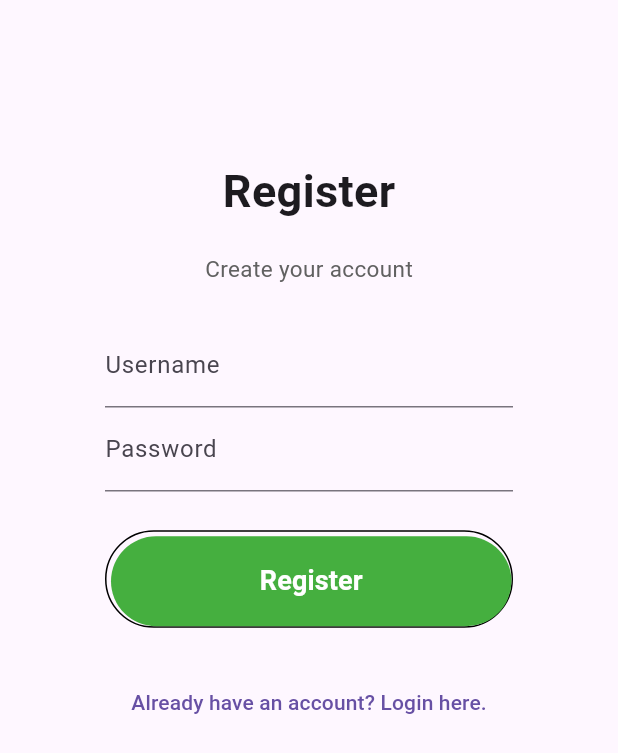
After one commit to spicynoon/caku, a Flutter app: the screen it shows after launch, after a tap on an icon or button, on a phone screen of 412 x 824 dp. The commit adds this screen. Shown: the top 753 px of the screen. Run offline on Flutter 3.47's test engine with Material 3 defaults, Android fonts, the phone set to English and light mode, and no system bars; our stand-ins replace flutter_colorpicker, flutter_slidable, google_fonts, sqflite; missing offline and left inert: dart:ffi; accounts and stored records are empty; network calls fail.

Commit message:
adding and configuring API to login and register, also change the main.dart so the program start at login_page.dart

```diff
--- a/lib/main.dart
+++ b/lib/main.dart
@@ -2,14 +2,14 @@ import 'package:flutter/material.dart';
 import '../modules/module_colors.dart';
 import '../pages/launch_screen.dart';
 import 'package:google_fonts/google_fonts.dart';
+import 'pages/login_page.dart';
+import 'pages/register_page.dart';
 
 void main() {
-  runApp(const MyApp());
+  runApp(MyApp());
 }
 
 class MyApp extends StatelessWidget {
-  const MyApp({super.key});
-
   // This widget is the root of your application.
   @override
   Widget build(BuildContext context) {
@@ -17,7 +17,12 @@ class MyApp extends StatelessWidget {
       debugShowCheckedModeBanner: false,
       title: 'Caku',
       theme: ThemeData(),
-      home: const LaunchScreen(),
+      home: LoginPage(),
+      routes: {
+        '/home_page': (contex) => LaunchScreen(),
+        '/login': (context) => LoginPage(),
+        '/register': (context) => RegisterPage(),
+      },
     );
   }
 }
--- /dev/null
+++ b/lib/pages/login_page.dart
@@ -0,0 +1,221 @@
+import 'package:flutter/material.dart';
+import 'package:http/http.dart' as http;
+import 'dart:convert';
+
+class LoginPage extends StatefulWidget {
+  @override
+  _LoginPageState createState() => _LoginPageState();
+}
+
+class _LoginPageState extends State<LoginPage> {
+  TextEditingController usernameController = TextEditingController();
+  TextEditingController passwordController = TextEditingController();
+
+  List<Map<String, dynamic>> users = []; // Store user data
+
+  @override
+  void initState() {
+    super.initState();
+    fetchUsers(); // Fetch user data when the page is initialized
+  }
+
+  Future<void> fetchUsers() async {
+    try {
+      final response = await http.get(
+        Uri.parse(
+            'https://caku-api-test-production.up.railway.app/users'), // Replace with your API endpoint
+      );
+
+      if (response.statusCode == 200) {
+        // Parse and store user data
+        print("we get the user data");
+        print(response.body);
+        List<dynamic> responseData = json.decode(response.body) as List;
+        users = List<Map<String, dynamic>>.from(responseData);
+      } else {
+        // Handle API error
+        print('Failed to fetch users');
+      }
+    } catch (e) {
+      // Handle network or parsing errors
+      print('Error fetching users: $e');
+    }
+  }
+
+  void loginUser() {
+    final enteredUsername = usernameController.text;
+    final enteredPassword = passwordController.text;
+
+    // Check login credentials
+    try {
+      final matchingUser = users.firstWhere(
+        (user) =>
+            user['username'] == enteredUsername &&
+            user['password'] == enteredPassword,
+      );
+
+      // Successful login logic
+      usernameController.text = '';
+      passwordController.text = '';
+      loginSuccess('login success');
+      Navigator.pushReplacementNamed(context, '/home_page');
+    } catch (e) {
+      // Handle login failure
+      loginFailed('login Failed');
+    }
+  }
+
+  void loginSuccess(String message) {
+    final snackBar = SnackBar(content: Text(message));
+    ScaffoldMessenger.of(context).showSnackBar(snackBar);
+  }
+
+  void loginFailed(String message) {
+    final snackBar = SnackBar(
+      content: Text(
+        message,
+        style: TextStyle(color: Colors.white),
+      ),
+      backgroundColor: Colors.red,
+    );
+    ScaffoldMessenger.of(context).showSnackBar(snackBar);
+  }
+
+////////////////////////////////////////////////////////////////
+  Widget inputFile({label, obscureText = false}) {
+    return Column(
+      crossAxisAlignment: CrossAxisAlignment.start,
+      children: <Widget>[
+        Text(
+          label,
+          style: TextStyle(
+            fontSize: 15,
+            fontWeight: FontWeight.w400,
+            color: Colors.black87,
+          ),
+        ),
+        SizedBox(
+          height: 5,
+        ),
+        TextField(
+          obscureText: obscureText,
+          decoration: InputDecoration(
+            contentPadding: EdgeInsets.symmetric(vertical: 0, horizontal: 10),
+            enabledBorder: OutlineInputBorder(
+              borderSide: BorderSide(color: Colors.grey),
+            ),
+            border: OutlineInputBorder(
+              borderSide: BorderSide(color: Colors.grey),
+            ),
+          ),
+        ),
+        SizedBox(height: 10),
+      ],
+    );
+  }
+
+  @override
+  Widget build(BuildContext context) {
+    return Scaffold(
+      body: Padding(
+        padding: const EdgeInsets.symmetric(
+            horizontal: 30, vertical: 80), // Adjusted padding
+        child: Column(
+          mainAxisAlignment: MainAxisAlignment.center,
+          children: [
+            // Super cool login UI elements
+            Expanded(
+              child: Column(
+                mainAxisAlignment: MainAxisAlignment.spaceEvenly,
+                children: [
+                  Column(
+                    children: [
+                      Text(
+                        "Login",
+                        style: TextStyle(
+                            fontSize: 30, fontWeight: FontWeight.bold),
+                      ),
+                      SizedBox(height: 20),
+                      Text(
+                        "Login to your account",
+                        style: TextStyle(fontSize: 15, color: Colors.grey[700]),
+                      ),
+                    ],
+                  ),
+                  Padding(
+                    padding: EdgeInsets.symmetric(horizontal: 40),
+                    child: Column(
+                      children: [
+                        TextField(
+                          controller:
+                              usernameController, // Set the controller for the username field
+                          decoration: InputDecoration(labelText: 'Username'),
+                        ),
+                        TextField(
+                          controller:
+                              passwordController, // Set the controller for the password field
+                          obscureText: true,
+                          decoration: InputDecoration(labelText: 'Password'),
+                        ),
+                      ],
+                    ),
+                  ),
+                  Padding(
+                    padding: EdgeInsets.symmetric(horizontal: 40),
+                    child: Container(
+                      padding: EdgeInsets.only(top: 3, left: 3),
+                      decoration: BoxDecoration(
+                        borderRadius: BorderRadius.circular(50),
+                        border: Border(
+                          bottom: BorderSide(color: Colors.black),
+                          top: BorderSide(color: Colors.black),
+                          left: BorderSide(color: Colors.black),
+                          right: BorderSide(color: Colors.black),
+                        ),
+                      ),
+                      child: MaterialButton(
+                        minWidth: double.infinity,
+                        height: 60,
+                        onPressed: () {
+                          loginUser();
+                        },
+                        color: Color.fromARGB(255, 83, 195, 81),
+                        elevation: 0,
+                        shape: RoundedRectangleBorder(
+                          borderRadius: BorderRadius.circular(50),
+                        ),
+                        child: Text(
+                          "Login",
+                          style: TextStyle(
+                            fontWeight: FontWeight.w600,
+                            fontSize: 18,
+                            color: Colors.white,
+                          ),
+                        ),
+                      ),
+                    ),
+                  ),
+                  Row(
+                    mainAxisAlignment: MainAxisAlignment.center,
+                    children: [
+                      TextButton(
+                        onPressed: () {
+                          Navigator.pushNamed(context, '/register');
+                        },
+                        child: Text('Don\'t have an account? Register here.'),
+                      ),
+                    ],
+                  ),
+                  Container(
+                    padding: EdgeInsets.only(top: 100),
+                    height: 200,
+                  ),
+                ],
+              ),
+            ),
+          ],
+        ),
+      ),
+    );
+  }
+}
--- /dev/null
+++ b/lib/pages/register_page.dart
@@ -0,0 +1,161 @@
+import 'package:flutter/material.dart';
+import 'package:http/http.dart' as http;
+import 'dart:convert';
+
+class RegisterPage extends StatefulWidget {
+  @override
+  _RegisterPageState createState() => _RegisterPageState();
+}
+
+class _RegisterPageState extends State<RegisterPage> {
+  TextEditingController usernameController = TextEditingController();
+  TextEditingController passwordController = TextEditingController();
+
+  Future<void> registerUser() async {
+    final username = usernameController.text;
+    final password = passwordController.text;
+    final body = {
+      "username": username,
+      "password": password,
+    };
+    // submit data to the server
+    final url = 'https://caku-api-test-production.up.railway.app/users';
+    final uri = Uri.parse(url);
+    final response = await http.post(uri,
+        headers: {
+          'Content-Type': 'application/json',
+        },
+        body: jsonEncode(body));
+    // Show success or fail message based on status
+    if (response.statusCode == 201) {
+      usernameController.text = '';
+      passwordController.text = '';
+      registerSuccess('New account is created');
+      Navigator.pushReplacementNamed(context, '/login', arguments: {
+        'registeredUsername': usernameController.text,
+      });
+    } else {
+      print('Creation Failed');
+      registerFailed('Failed to create account');
+    }
+  }
+
+  void registerSuccess(String message) {
+    final snackBar = SnackBar(content: Text(message));
+    ScaffoldMessenger.of(context).showSnackBar(snackBar);
+  }
+
+  void registerFailed(String message) {
+    final snackBar = SnackBar(
+      content: Text(
+        message,
+        style: TextStyle(color: Colors.white),
+      ),
+      backgroundColor: Colors.red,
+    );
+    ScaffoldMessenger.of(context).showSnackBar(snackBar);
+  }
+
+  @override
+  Widget build(BuildContext context) {
+    return Scaffold(
+      body: Padding(
+        padding: const EdgeInsets.symmetric(horizontal: 30, vertical: 80),
+        child: Column(
+          mainAxisAlignment: MainAxisAlignment.center,
+          children: [
+            Expanded(
+              child: Column(
+                mainAxisAlignment: MainAxisAlignment.spaceEvenly,
+                children: [
+                  Column(
+                    children: [
+                      Text(
+                        "Register",
+                        style: TextStyle(
+                          fontSize: 30,
+                          fontWeight: FontWeight.bold,
+                        ),
+                      ),
+                      SizedBox(height: 20),
+                      Text(
+                        "Create your account",
+                        style: TextStyle(fontSize: 15, color: Colors.grey[700]),
+                      ),
+                    ],
+                  ),
+                  Padding(
+                    padding: EdgeInsets.symmetric(horizontal: 40),
+                    child: Column(
+                      children: [
+                        TextField(
+                          controller: usernameController,
+                          decoration: InputDecoration(labelText: 'Username'),
+                        ),
+                        TextField(
+                          controller: passwordController,
+                          obscureText: true,
+                          decoration: InputDecoration(labelText: 'Password'),
+                        ),
+                      ],
+                    ),
+                  ),
+                  Padding(
+                    padding: EdgeInsets.symmetric(horizontal: 40),
+                    child: Container(
+                      padding: EdgeInsets.only(top: 3, left: 3),
+                      decoration: BoxDecoration(
+                        borderRadius: BorderRadius.circular(50),
+                        border: Border(
+                          bottom: BorderSide(color: Colors.black),
+                          top: BorderSide(color: Colors.black),
+                          left: BorderSide(color: Colors.black),
+                          right: BorderSide(color: Colors.black),
+                        ),
+                      ),
+                      child: MaterialButton(
+                        minWidth: double.infinity,
+                        height: 60,
+                        onPressed: () {
+                          registerUser();
+                        },
+                        color: Color.fromARGB(255, 69, 175, 63),
+                        elevation: 0,
+                        shape: RoundedRectangleBorder(
+                          borderRadius: BorderRadius.circular(50),
+                        ),
+                        child: Text(
+                          "Register",
+                          style: TextStyle(
+                            fontWeight: FontWeight.w600,
+                            fontSize: 18,
+                            color: Colors.white,
+                          ),
+                        ),
+                      ),
+                    ),
+                  ),
+                  Row(
+                    mainAxisAlignment: MainAxisAlignment.center,
+                    children: [
+                      TextButton(
+                        onPressed: () {
+                          Navigator.pop(context);
+                        },
+                        child: Text('Already have an account? Login here.'),
+                      ),
+                    ],
+                  ),
+                  Container(
+                    padding: EdgeInsets.only(top: 100),
+                    height: 200,
+                  ),
+                ],
+              ),
+            ),
+          ],
+        ),
+      ),
+    );
+  }
+}
```
